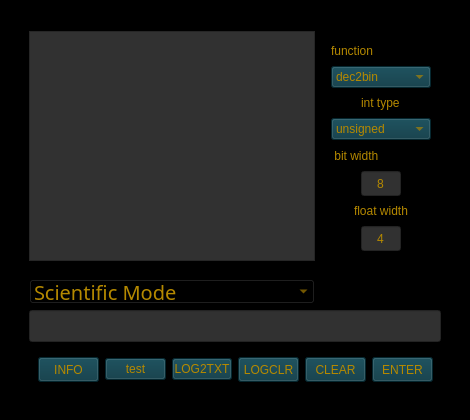
Before: the Qt Designer form mainwindow.ui in ddvega/CScalculator, drawn with Qt 5.
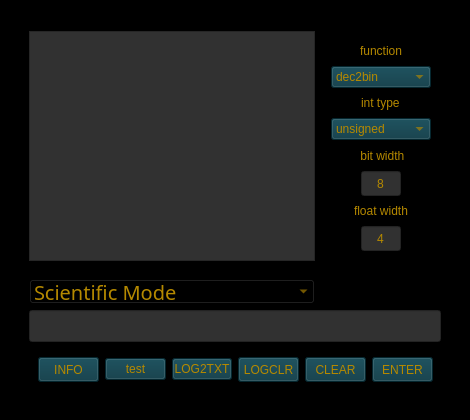
After: the same form once the commit is applied.

Patch:
```diff
--- a/mainwindow.ui
+++ b/mainwindow.ui
@@ -668,7 +668,7 @@
       <widget class="QWidget" name="binaryCon"/>
       <widget class="QWidget" name="page">
        <layout class="QVBoxLayout" name="verticalLayout_2">
-        <item>
+        <item alignment="Qt::AlignHCenter">
          <widget class="QLabel" name="label_6">
           <property name="styleSheet">
            <string notr="true">color: rgb(181,137, 0);
@@ -745,7 +745,7 @@
           </item>
          </widget>
         </item>
-        <item>
+        <item alignment="Qt::AlignHCenter">
          <widget class="QLabel" name="label_3">
           <property name="styleSheet">
            <string notr="true">color: rgb(181,137, 0);
```
